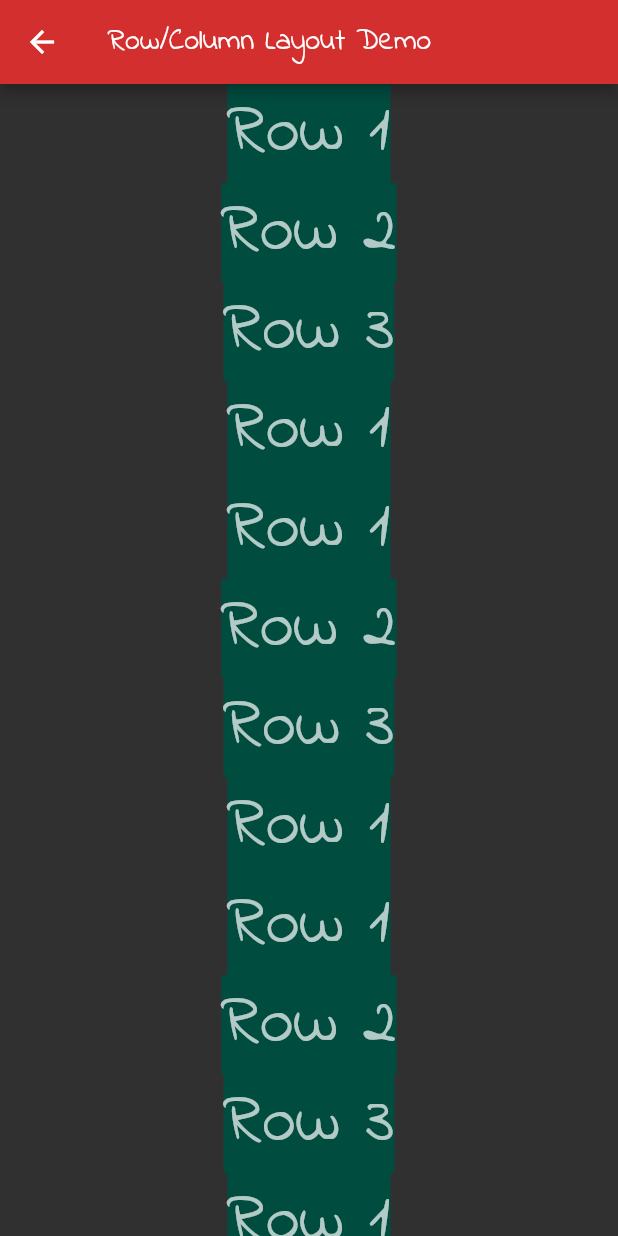
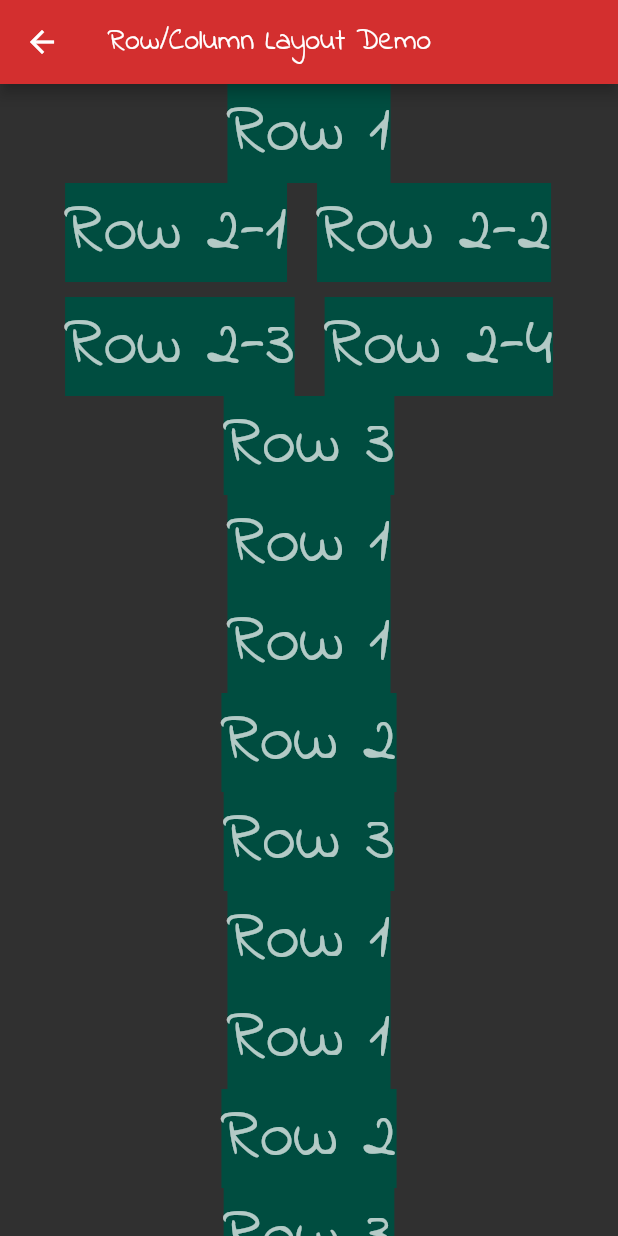
Before and after one commit to rohithaider/cmsc4303-lesson1, a Flutter app: the RowColScreen screen opened by its route, on a phone screen of 412 x 824 dp. Run offline on Flutter 3.47's test engine with Material 2 defaults, Android fonts, the phone set to English and light mode, and no system bars.

Commit message:
row and wrap

```diff
--- a/lib/screen/rowvol_screen.dart
+++ b/lib/screen/rowvol_screen.dart
@@ -21,12 +21,39 @@ class RowColScreen extends StatelessWidget {
                     style: Theme.of(context).textTheme.headline3,
                   ),
                 ),
-                Container(
-                  color: Colors.teal[900],
-                  child: Text(
-                    'Row 2',
-                    style: Theme.of(context).textTheme.headline3,
-                  ),
+                Wrap(
+                  spacing: 20.0,
+                  runSpacing: 10.0,
+                  children: [
+                    Container(
+                      color: Colors.teal[900],
+                      child: Text(
+                        'Row 2-1',
+                        style: Theme.of(context).textTheme.headline3,
+                      ),
+                    ),
+                    Container(
+                      color: Colors.teal[900],
+                      child: Text(
+                        'Row 2-2',
+                        style: Theme.of(context).textTheme.headline3,
+                      ),
+                    ),
+                    Container(
+                      color: Colors.teal[900],
+                      child: Text(
+                        'Row 2-3',
+                        style: Theme.of(context).textTheme.headline3,
+                      ),
+                    ),
+                    Container(
+                      color: Colors.teal[900],
+                      child: Text(
+                        'Row 2-4',
+                        style: Theme.of(context).textTheme.headline3,
+                      ),
+                    ),
+                  ],
                 ),
                 Container(
                   color: Colors.teal[900],
```
